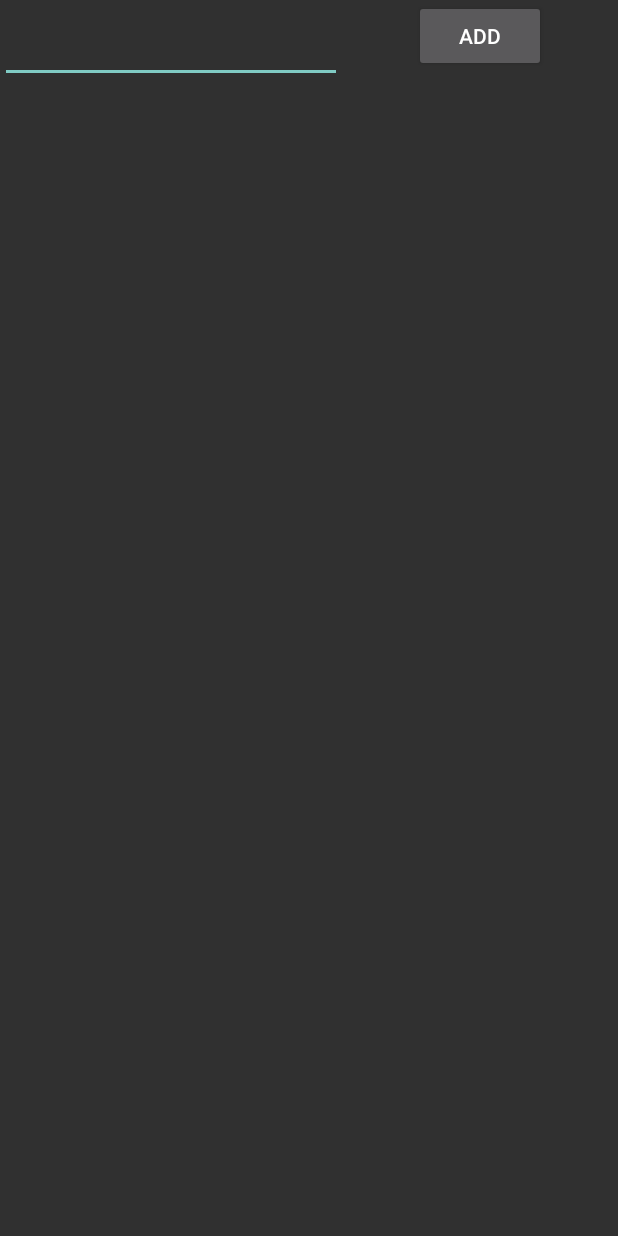
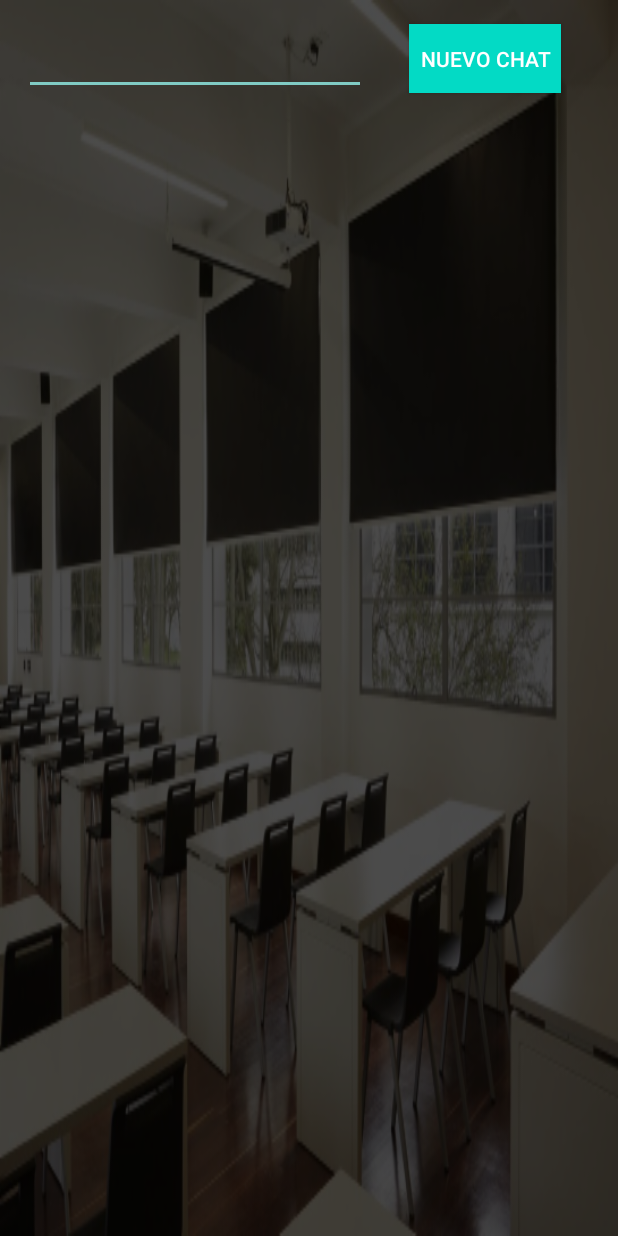
Before and after one commit to DaniENP/InfoStudentfPOO, an Android app: the Main_Chat screen opened directly, with no data from a screen before it, on a phone screen of 412 x 824 dp. Run offline under Robolectric (Android 15) with nearby library versions, the phone set to English and light mode, and no system bars; our stand-ins replace Firebase (no records; nobody signed in at launch, a user with empty details on screens opened directly); Roboto replaces fonts that are not available here.

Commit message:
Que gonorrea

```diff
--- a/app/src/main/AndroidManifest.xml
+++ b/app/src/main/AndroidManifest.xml
@@ -15,7 +15,7 @@
         android:theme="@style/Theme.AppCompat.NoActionBar">
         <activity android:name=".desplegar"></activity>
         <activity android:name=".chatroom" />
-        <activity android:name=".Main_Chat" />
+        <activity android:name=".MainMenu" />
         <activity android:name=".EditProfile" />
         <activity android:name=".Login" />
         <activity android:name=".Register">
@@ -25,7 +25,7 @@
                 <category android:name="android.intent.category.LAUNCHER" />
             </intent-filter>
         </activity>
-        <activity android:name=".MainMenu" />
+        <activity android:name=".Main_Chat" />
 
         <meta-data
             android:name="com.google.android.gms.version"
--- a/app/src/main/java/com/example/infostudentfpoo/Login.java
+++ b/app/src/main/java/com/example/infostudentfpoo/Login.java
@@ -74,7 +74,7 @@ public class Login extends AppCompatActivity {
                     public void onComplete(@NonNull Task<AuthResult> task) {
                         if(task.isSuccessful()){
                             Toast.makeText(Login.this, "Inicio exitoso", Toast.LENGTH_SHORT).show();
-                            startActivity(new Intent(getApplicationContext(),desplegar.class));
+                            startActivity(new Intent(getApplicationContext(),Main_Chat.class));
                         }else {
                             Toast.makeText(Login.this, "Error ! " + task.getException().getMessage(), Toast.LENGTH_SHORT).show();
                             progressBar.setVisibility(View.GONE);
--- a/app/src/main/java/com/example/infostudentfpoo/Main_Chat.java
+++ b/app/src/main/java/com/example/infostudentfpoo/Main_Chat.java
@@ -2,6 +2,7 @@ package com.example.infostudentfpoo;
 
 import android.content.Intent;
 import android.os.Bundle;
+import android.util.Log;
 import android.view.View;
 import android.widget.AdapterView;
 import android.widget.ArrayAdapter;
@@ -12,11 +13,19 @@ import android.widget.Toast;
 
 import androidx.appcompat.app.AppCompatActivity;
 
+import com.google.firebase.auth.FirebaseAuth;
+import com.google.firebase.auth.FirebaseUser;
 import com.google.firebase.database.DataSnapshot;
 import com.google.firebase.database.DatabaseError;
 import com.google.firebase.database.DatabaseReference;
 import com.google.firebase.database.FirebaseDatabase;
 import com.google.firebase.database.ValueEventListener;
+import com.google.firebase.firestore.DocumentReference;
+import com.google.firebase.firestore.DocumentSnapshot;
+import com.google.firebase.firestore.EventListener;
+import com.google.firebase.firestore.FirebaseFirestore;
+import com.google.firebase.firestore.FirebaseFirestoreException;
+import com.google.firebase.storage.StorageReference;
 
 import java.util.ArrayList;
 import java.util.HashMap;
@@ -25,10 +34,15 @@ import java.util.Iterator;
 import java.util.Map;
 import java.util.Set;
 
+import javax.annotation.Nullable;
+
 public class Main_Chat extends AppCompatActivity {
-
+    FirebaseAuth fAuth;
+    FirebaseUser user;
+    FirebaseFirestore fStore;
+    StorageReference storageReference;
     DatabaseReference reference;
-
+    String userId;
     ArrayList<String> arrayList;
 
     EditText e1;
@@ -49,7 +63,25 @@ public class Main_Chat extends AppCompatActivity {
 
 
         reference = FirebaseDatabase.getInstance().getReference().getRoot();
-        name = "hola";
+
+
+        fAuth = FirebaseAuth.getInstance();
+        fStore = FirebaseFirestore.getInstance();
+        userId = fAuth.getCurrentUser().getUid();
+        user = fAuth.getCurrentUser();
+        DocumentReference documentReference = fStore.collection("users").document(userId);
+        documentReference.addSnapshotListener(this, new EventListener<DocumentSnapshot>() {
+            @Override
+            public void onEvent(@Nullable DocumentSnapshot documentSnapshot, @Nullable FirebaseFirestoreException e) {
+                if(documentSnapshot.exists()){
+                    name = (documentSnapshot.getString("fName"));
+
+                }else {
+                    Log.d("tag", "onEvent: Documento no existe");
+                    name = "Juan Sebastian";
+                }
+            }
+        });
 
         reference.addValueEventListener(new ValueEventListener() {
             @Override
--- a/app/src/main/res/layout/activity_main__chat.xml
+++ b/app/src/main/res/layout/activity_main__chat.xml
@@ -4,6 +4,7 @@
     xmlns:tools="http://schemas.android.com/tools"
     android:layout_width="match_parent"
     android:layout_height="match_parent"
+    android:background="@drawable/image"
     tools:context=".Main_Chat">
 
     <EditText
@@ -13,20 +14,26 @@
         android:layout_alignParentStart="true"
         android:layout_alignParentLeft="true"
         android:layout_alignParentTop="true"
+        android:layout_marginStart="16dp"
+        android:layout_marginLeft="16dp"
+        android:layout_marginTop="8dp"
+        android:importantForAutofill="no"
         app:layout_constraintStart_toStartOf="parent"
-        app:layout_constraintTop_toTopOf="parent"
-        android:importantForAutofill="no" />
+        app:layout_constraintTop_toTopOf="parent" />
 
     <Button
         android:id="@+id/button"
-        android:layout_width="wrap_content"
-        android:layout_height="wrap_content"
+        android:layout_width="101dp"
+        android:layout_height="46dp"
         android:layout_alignParentTop="true"
         android:layout_alignParentEnd="true"
         android:layout_alignParentRight="true"
+        android:layout_marginTop="16dp"
+        android:background="@color/colorAccent"
         android:onClick="insert_data"
-        android:text="ADD"
+        android:text="Nuevo Chat"
         app:layout_constraintEnd_toEndOf="parent"
+        app:layout_constraintHorizontal_bias="0.428"
         app:layout_constraintStart_toEndOf="@+id/editText"
         app:layout_constraintTop_toTopOf="parent" />
 
--- a/app/src/main/res/values/colors.xml
+++ b/app/src/main/res/values/colors.xml
@@ -3,4 +3,5 @@
     <color name="colorPrimary">#6200EE</color>
     <color name="colorPrimaryDark">#3700B3</color>
     <color name="colorAccent">#03DAC5</color>
+    <color name="Marine">#00BCD4</color>
 </resources>
```
Also changed, not shown: app/src/main/java/com/example/infostudentfpoo/chatroom.java (+9 -5 lines), app/src/main/res/layout/activity_chatroom.xml (+10 -5 lines).
